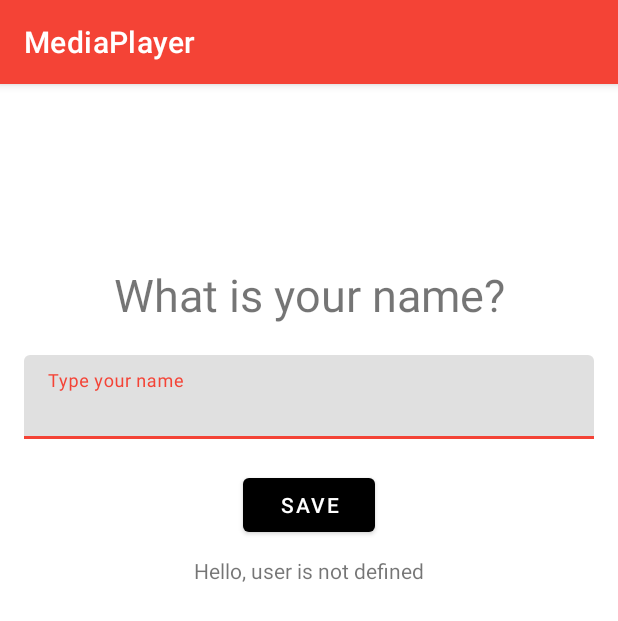
After one commit to pedroadmn/android_media_player, an Android app: the UserPreferencesActivity screen opened directly, with no data from a screen before it, on a phone screen of 412 x 824 dp. The commit adds this screen. Shown: the top 621 px of the screen. Run offline under Robolectric (Android 15) with nearby library versions, the phone set to English and light mode, and no system bars.

Commit message:
adding screen with basic concept of shared preferences

```diff
--- a/app/src/main/AndroidManifest.xml
+++ b/app/src/main/AndroidManifest.xml
@@ -14,6 +14,8 @@
 
         </activity>
         <activity android:name=".VideoPlayerActivity" />
+        <activity android:name=".UserPreferencesActivity" />
+        <activity android:name=".MyNotesActivity" />
         <activity android:name=".MainActivity">
             <intent-filter>
                 <action android:name="android.intent.action.MAIN" />
--- /dev/null
+++ b/app/src/main/java/com/example/mediaplayer/UserPreferencesActivity.java
@@ -0,0 +1,55 @@
+package com.example.mediaplayer;
+
+import android.content.Intent;
+import android.content.SharedPreferences;
+import android.os.Bundle;
+import android.widget.Button;
+import android.widget.ImageView;
+import android.widget.TextView;
+import android.widget.Toast;
+
+import androidx.appcompat.app.AppCompatActivity;
+
+import com.google.android.material.textfield.TextInputEditText;
+
+public class UserPreferencesActivity extends AppCompatActivity {
+
+    private TextInputEditText editTextName;
+    private Button saveButton;
+    private TextView textResult;
+    private static final String PREFERENCES_FILE = "PreferenceFile";
+
+    @Override
+    protected void onCreate(Bundle savedInstanceState) {
+        super.onCreate(savedInstanceState);
+        setContentView(R.layout.activity_user_preferences);
+
+        editTextName = findViewById(R.id.editTextName);
+        saveButton = findViewById(R.id.saveButton);
+        textResult = findViewById(R.id.textResult);
+
+        saveButton.setOnClickListener(view -> {
+            SharedPreferences sharedPreferences =  getSharedPreferences(PREFERENCES_FILE, 0);
+            SharedPreferences.Editor editor = sharedPreferences.edit();
+
+            String name = editTextName.getText().toString();
+
+            if (name.equals("")) {
+                Toast.makeText(getApplicationContext(), "Fill the name", Toast.LENGTH_LONG).show();
+            } else {
+                editor.putString("userName", name);
+                editor.apply();
+                textResult.setText(name);
+            }
+        });
+
+        SharedPreferences sharedPreferences =  getSharedPreferences(PREFERENCES_FILE, 0);
+
+        if (sharedPreferences.contains("userName")) {
+            textResult.setText(sharedPreferences.getString("userName", "Hello, user is not defined"));
+        } else {
+            textResult.setText("Hello, user is not defined");
+        }
+
+    }
+}
--- /dev/null
+++ b/app/src/main/res/layout/activity_user_preferences.xml
@@ -0,0 +1,61 @@
+<?xml version="1.0" encoding="utf-8"?>
+<androidx.constraintlayout.widget.ConstraintLayout xmlns:android="http://schemas.android.com/apk/res/android"
+    xmlns:app="http://schemas.android.com/apk/res-auto"
+    xmlns:tools="http://schemas.android.com/tools"
+    android:layout_width="match_parent"
+    android:layout_height="match_parent"
+    tools:context=".VideoPlayerActivity">
+
+    <TextView
+        android:id="@+id/textView4"
+        android:layout_width="wrap_content"
+        android:layout_height="wrap_content"
+        android:text="What is your name?"
+        android:layout_marginTop="120dp"
+        android:textSize="30sp"
+        app:layout_constraintEnd_toEndOf="parent"
+        app:layout_constraintStart_toStartOf="parent"
+        app:layout_constraintTop_toTopOf="parent" />
+
+    <com.google.android.material.textfield.TextInputLayout
+        android:id="@+id/textInputLayout"
+        android:layout_width="match_parent"
+        android:layout_height="wrap_content"
+        android:layout_marginTop="20dp"
+        android:layout_marginLeft="16dp"
+        android:layout_marginRight="16dp"
+        app:layout_constraintTop_toBottomOf="@+id/textView4"
+        tools:layout_editor_absoluteX="181dp">
+
+        <com.google.android.material.textfield.TextInputEditText
+            android:id="@+id/editTextName"
+            android:layout_width="match_parent"
+            android:layout_height="wrap_content"
+            android:hint="Type your name" />
+    </com.google.android.material.textfield.TextInputLayout>
+
+    <Button
+        android:id="@+id/saveButton"
+        android:layout_width="wrap_content"
+        android:layout_height="wrap_content"
+        android:text="Save"
+        android:layout_marginTop="20dp"
+        app:backgroundTint="@null"
+        app:layout_constraintEnd_toEndOf="parent"
+        app:layout_constraintStart_toStartOf="parent"
+        app:layout_constraintTop_toBottomOf="@+id/textInputLayout" />
+
+    <TextView
+        android:id="@+id/textResult"
+        android:layout_width="match_parent"
+        android:layout_height="wrap_content"
+        android:gravity="center"
+        android:layout_marginLeft="16dp"
+        android:layout_marginRight="16dp"
+        android:layout_marginTop="10dp"
+        android:text="Hello, user is not defined"
+        app:layout_constraintEnd_toEndOf="parent"
+        app:layout_constraintStart_toStartOf="parent"
+        app:layout_constraintTop_toBottomOf="@+id/saveButton" />
+
+</androidx.constraintlayout.widget.ConstraintLayout>
--- a/app/src/main/res/values/colors.xml
+++ b/app/src/main/res/values/colors.xml
@@ -8,4 +8,5 @@
     <color name="black">#FF000000</color>
     <color name="white">#FFFFFFFF</color>
     <color name="videoBackground">#393939</color>
+    <color name="appBarLayout">#43302a</color>
 </resources>
--- a/build.gradle
+++ b/build.gradle
@@ -5,7 +5,7 @@ buildscript {
         jcenter()
     }
     dependencies {
-        classpath "com.android.tools.build:gradle:4.1.0"
+        classpath 'com.android.tools.build:gradle:4.1.1'
 
         // NOTE: Do not place your application dependencies here; they belong
         // in the individual module build.gradle files
```
Also changed, not shown: app/src/main/java/com/example/mediaplayer/MainActivity.java (+12 -0 lines), app/src/main/java/com/example/mediaplayer/MyNotesActivity.java (added, +27 -0 lines), app/src/main/res/drawable/ic_baseline_done_24.xml (added, +7 -0 lines), app/src/main/res/layout/activity_main.xml (+18 -0 lines), app/src/main/res/layout/activity_my_notes.xml (added, +54 -0 lines), app/src/main/res/drawable/logo_my_notes.png (added).
